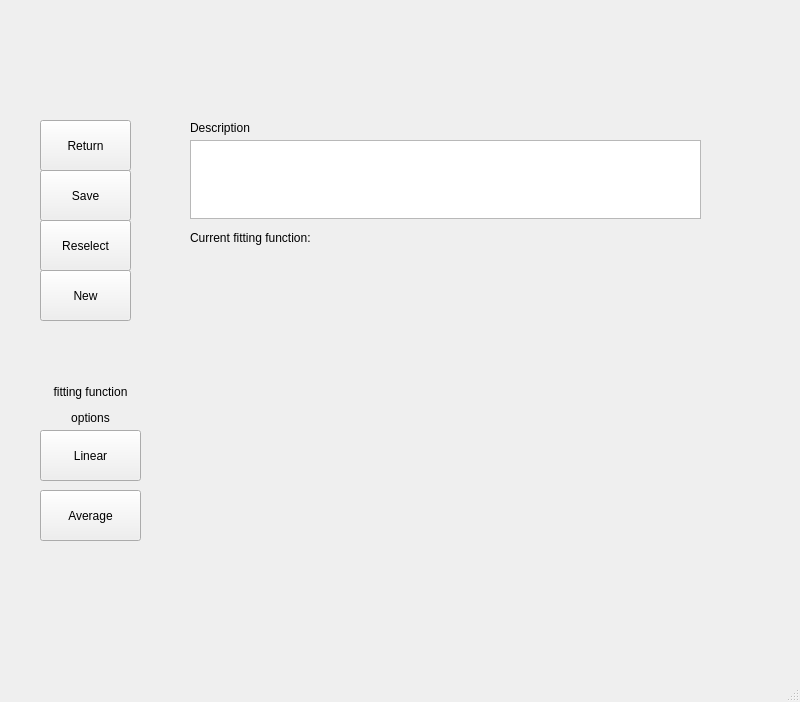
Old version of the form UI/LinearRegression.ui in the repository AndrewLiu0725/pyADR.
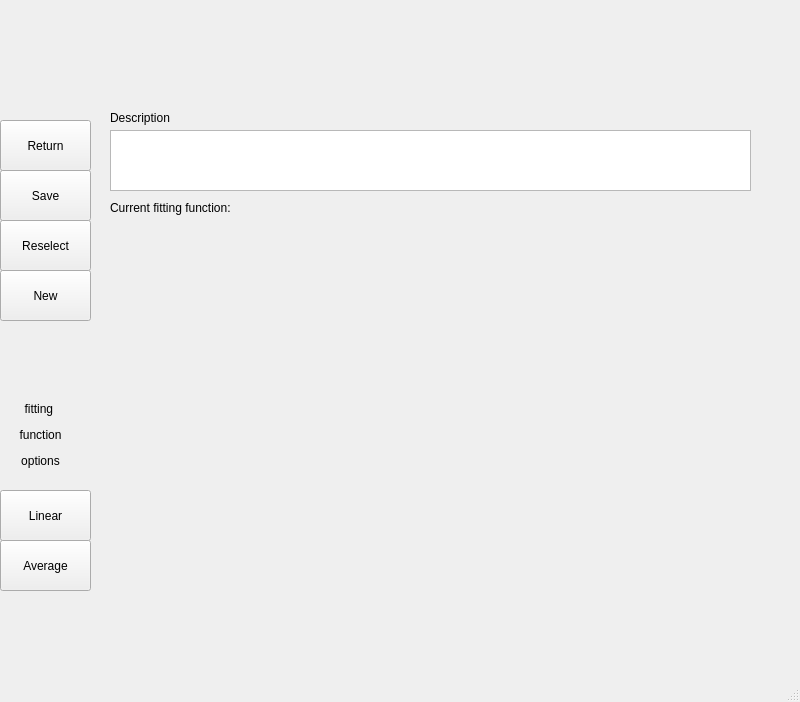
New version of the form.

```diff
--- a/UI/LinearRegression.ui
+++ b/UI/LinearRegression.ui
@@ -17,18 +17,18 @@
    <widget class="QTextEdit" name="text">
     <property name="geometry">
      <rect>
-      <x>190</x>
-      <y>140</y>
-      <width>511</width>
-      <height>79</height>
+      <x>110</x>
+      <y>130</y>
+      <width>641</width>
+      <height>61</height>
      </rect>
     </property>
    </widget>
    <widget class="QLabel" name="label">
     <property name="geometry">
      <rect>
-      <x>190</x>
-      <y>120</y>
+      <x>110</x>
+      <y>110</y>
       <width>70</width>
       <height>16</height>
      </rect>
@@ -40,7 +40,7 @@
    <widget class="QPushButton" name="save">
     <property name="geometry">
      <rect>
-      <x>40</x>
+      <x>0</x>
       <y>170</y>
       <width>91</width>
       <height>51</height>
@@ -53,7 +53,7 @@
    <widget class="QPushButton" name="return_2">
     <property name="geometry">
      <rect>
-      <x>40</x>
+      <x>0</x>
       <y>120</y>
       <width>91</width>
       <height>51</height>
@@ -66,7 +66,7 @@
    <widget class="QPushButton" name="reselect">
     <property name="geometry">
      <rect>
-      <x>40</x>
+      <x>0</x>
       <y>220</y>
       <width>91</width>
       <height>51</height>
@@ -79,22 +79,22 @@
    <widget class="QLabel" name="label_2">
     <property name="geometry">
      <rect>
-      <x>40</x>
-      <y>380</y>
-      <width>101</width>
-      <height>51</height>
+      <x>0</x>
+      <y>390</y>
+      <width>81</width>
+      <height>91</height>
      </rect>
     </property>
     <property name="text">
-     <string>&lt;html&gt;&lt;head/&gt;&lt;body&gt;&lt;p align=&quot;center&quot;&gt;fitting function&lt;/p&gt;&lt;p align=&quot;center&quot;&gt;options&lt;/p&gt;&lt;/body&gt;&lt;/html&gt;</string>
+     <string>&lt;html&gt;&lt;head/&gt;&lt;body&gt;&lt;p align=&quot;center&quot;&gt;fitting &lt;/p&gt;&lt;p align=&quot;center&quot;&gt;function&lt;/p&gt;&lt;p align=&quot;center&quot;&gt;options&lt;/p&gt;&lt;/body&gt;&lt;/html&gt;</string>
     </property>
    </widget>
    <widget class="QPushButton" name="linear">
     <property name="geometry">
      <rect>
-      <x>40</x>
-      <y>430</y>
-      <width>101</width>
+      <x>0</x>
+      <y>490</y>
+      <width>91</width>
       <height>51</height>
      </rect>
     </property>
@@ -105,9 +105,9 @@
    <widget class="QPushButton" name="average">
     <property name="geometry">
      <rect>
-      <x>40</x>
-      <y>490</y>
-      <width>101</width>
+      <x>0</x>
+      <y>540</y>
+      <width>91</width>
       <height>51</height>
      </rect>
     </property>
@@ -118,8 +118,8 @@
    <widget class="QLabel" name="current_fit_func">
     <property name="geometry">
      <rect>
-      <x>190</x>
-      <y>230</y>
+      <x>110</x>
+      <y>200</y>
       <width>511</width>
       <height>16</height>
      </rect>
@@ -131,7 +131,7 @@
    <widget class="QPushButton" name="new_2">
     <property name="geometry">
      <rect>
-      <x>40</x>
+      <x>0</x>
       <y>270</y>
       <width>91</width>
       <height>51</height>
```
